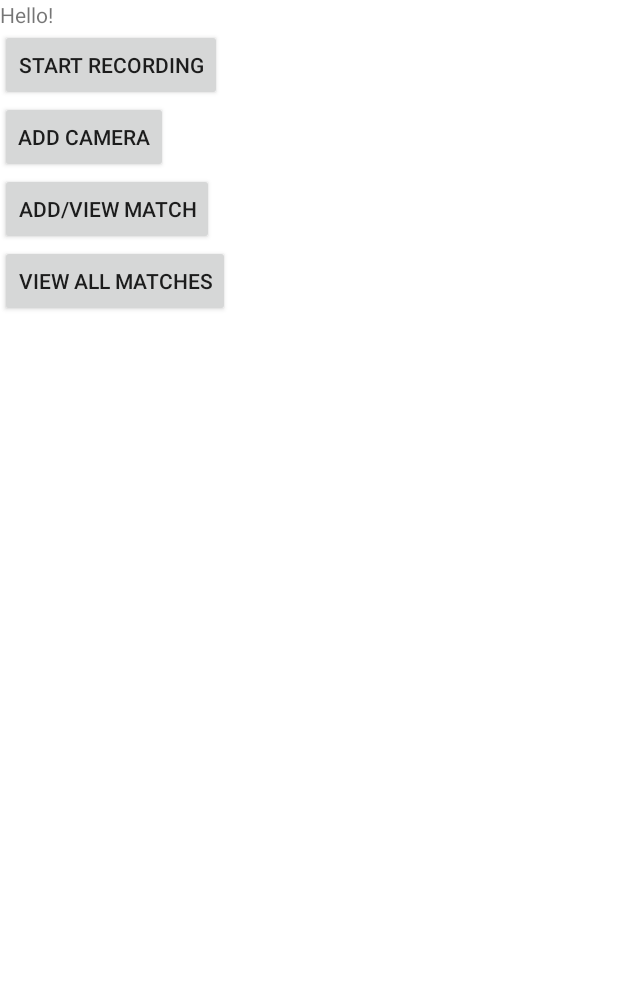
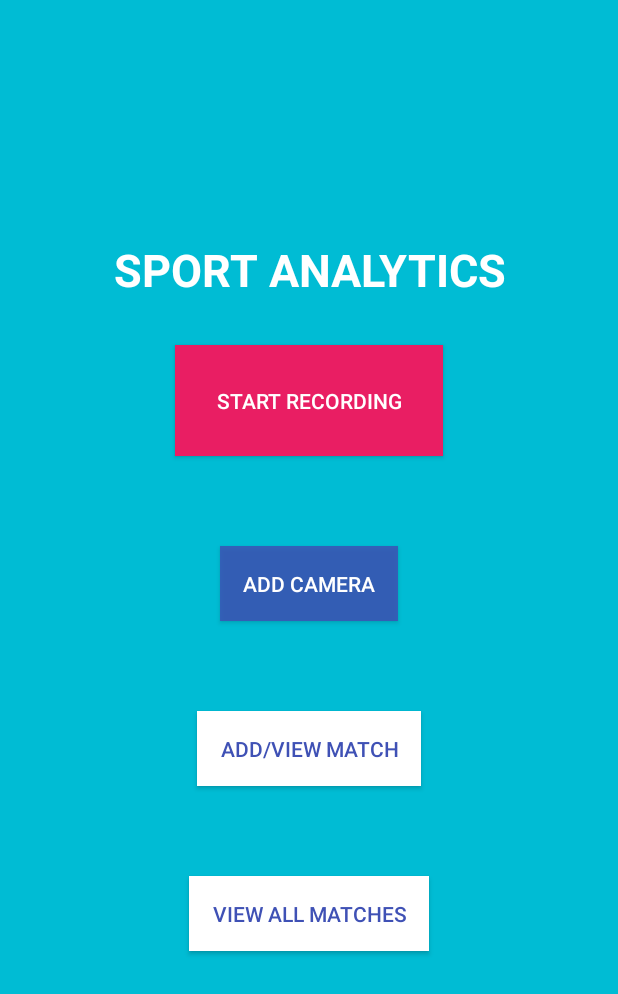
Before and after one commit to mmarci19/App2, an Android app: the screen it shows after launch (InitActivity), on a phone screen of 412 x 824 dp. Shown: the top 994 px of the screen. Run offline under Robolectric (Android 15) with nearby library versions, the phone set to English and light mode, and no system bars.

Commit message:
http bővítve + start page redesign

```diff
--- a/app/src/main/res/layout/fragment_first.xml
+++ b/app/src/main/res/layout/fragment_first.xml
@@ -2,51 +2,67 @@
 <LinearLayout xmlns:android="http://schemas.android.com/apk/res/android"
     xmlns:app="http://schemas.android.com/apk/res-auto"
     xmlns:tools="http://schemas.android.com/tools"
+    android:layout_width="match_parent"
+    android:layout_height="match_parent"
+    android:background="#00BCD4"
+    android:gravity="center"
     android:orientation="vertical"
-    android:layout_width="match_parent"
-    android:layout_height="wrap_content"
     tools:context=".FirstFragment">
 
+
     <TextView
-        android:id="@+id/textview_first"
-        android:layout_width="wrap_content"
+        android:id="@+id/textView"
+        android:layout_width="match_parent"
         android:layout_height="wrap_content"
-        android:text="Hello!"
-        app:layout_constraintBottom_toTopOf="@id/button_first"
-        app:layout_constraintEnd_toEndOf="parent"
-        app:layout_constraintStart_toStartOf="parent"
-        app:layout_constraintTop_toTopOf="parent" />
+        android:gravity="center"
+        android:text="SPORT ANALYTICS"
+        android:textAlignment="center"
+        android:textColor="#FFFFFF"
+        android:textSize="30dp"
+        android:textStyle="bold" />
 
     <Button
         android:id="@+id/button_first"
         android:layout_width="wrap_content"
         android:layout_height="wrap_content"
+        android:layout_margin="30dp"
+        android:background="#E91E63"
+        android:padding="27dp"
         android:text="Start Recording"
-       />
-
+        android:textAlignment="center"
+        android:textColor="#FFFFFF" />
 
 
     <Button
         android:id="@+id/addcamera"
         android:layout_width="wrap_content"
         android:layout_height="wrap_content"
+        android:layout_margin="30dp"
+        android:background="#D23F51B5"
+        android:padding="15dp"
         android:text="Add Camera"
-        />
+        android:textColor="#FFFFFF" />
 
     <Button
         android:id="@+id/add_match"
         android:layout_width="wrap_content"
         android:layout_height="wrap_content"
+        android:layout_margin="30dp"
+        android:background="#FFFFFF"
+        android:padding="15dp"
         android:text="Add/View Match"
-         />
+        android:textColor="#3F51B5" />
 
     <Button
         android:id="@+id/view_all_matches"
         android:layout_width="wrap_content"
         android:layout_height="wrap_content"
+        android:layout_margin="30dp"
+        android:background="#FFFFFF"
+        android:padding="15dp"
+
         android:text="View All Matches"
-
-       />
+        android:textColor="#3F51B5" />
 
 
 </LinearLayout>
```
